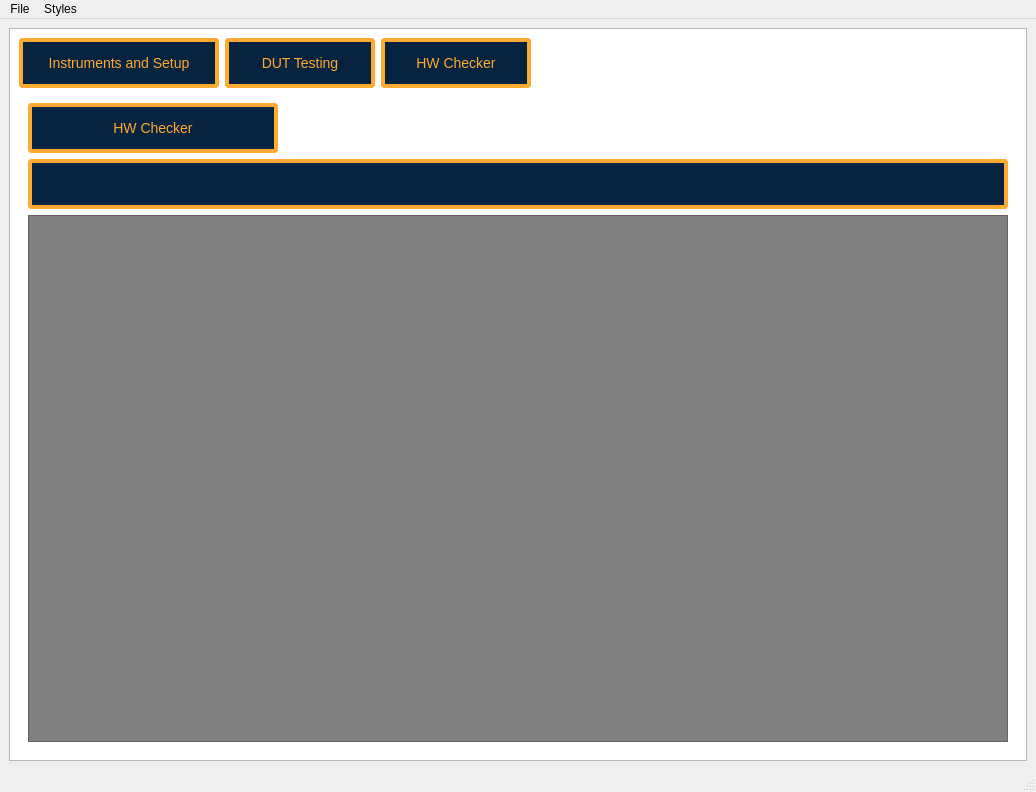
Qt form PWRAutomatedTest/385-0030-TestSet/385-0030-RevD-GUI.ui (ninja-lab/pluto) before a commit.
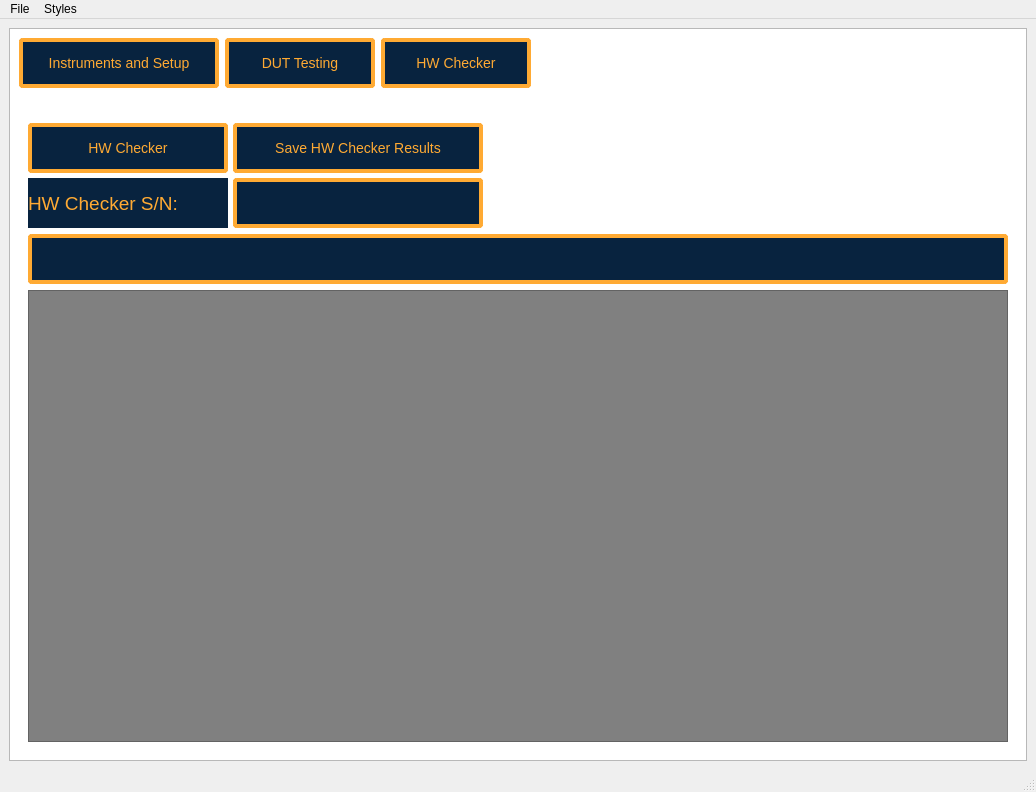
The same form after that commit. Icons and pictures are not drawn.

Commit message: Updated GUI to have AK label, HW Checker Save results, able to export save results into desktop/Test_Results folder as a .csv file, added HW Checker S/N text box and added DUT rev text box Updated Test Report Template for what we want to check on the HW checker

```diff
--- a/PWRAutomatedTest/385-0030-TestSet/385-0030-RevD-GUI.ui
+++ b/PWRAutomatedTest/385-0030-TestSet/385-0030-RevD-GUI.ui
@@ -51,7 +51,7 @@
          <x>0</x>
          <y>0</y>
          <width>1012</width>
-         <height>717</height>
+         <height>727</height>
         </rect>
        </property>
        <property name="styleSheet">
@@ -454,35 +454,154 @@
           <widget class="QWidget" name="HWCheckPage">
            <layout class="QVBoxLayout" name="verticalLayout_2">
             <item>
-             <widget class="QPushButton" name="HW_Checker">
-              <property name="enabled">
-               <bool>true</bool>
+             <spacer name="horizontalSpacer_7">
+              <property name="orientation">
+               <enum>Qt::Horizontal</enum>
               </property>
-              <property name="sizePolicy">
-               <sizepolicy hsizetype="Preferred" vsizetype="Preferred">
-                <horstretch>0</horstretch>
-                <verstretch>0</verstretch>
-               </sizepolicy>
-              </property>
-              <property name="minimumSize">
+              <property name="sizeHint" stdset="0">
                <size>
-                <width>250</width>
-                <height>50</height>
+                <width>40</width>
+                <height>20</height>
                </size>
               </property>
-              <property name="maximumSize">
-               <size>
-                <width>250</width>
-                <height>50</height>
-               </size>
+             </spacer>
+            </item>
+            <item>
+             <layout class="QGridLayout" name="gridLayout_6" rowstretch="0,0" columnstretch="0,0,0">
+              <property name="sizeConstraint">
+               <enum>QLayout::SetDefaultConstraint</enum>
               </property>
-              <property name="layoutDirection">
-               <enum>Qt::LeftToRight</enum>
+              <property name="leftMargin">
+               <number>0</number>
               </property>
-              <property name="text">
-               <string>HW Checker</string>
+              <property name="topMargin">
+               <number>0</number>
               </property>
-             </widget>
+              <property name="rightMargin">
+               <number>0</number>
+              </property>
+              <property name="bottomMargin">
+               <number>0</number>
+              </property>
+              <property name="spacing">
+               <number>5</number>
+              </property>
+              <item row="1" column="2">
+               <spacer name="horizontalSpacer_5">
+                <property name="orientation">
+                 <enum>Qt::Horizontal</enum>
+                </property>
+                <property name="sizeHint" stdset="0">
+                 <size>
+                  <width>40</width>
+                  <height>20</height>
+                 </size>
+                </property>
+               </spacer>
+              </item>
+              <item row="1" column="0">
+               <widget class="QLabel" name="label_7">
+                <property name="minimumSize">
+                 <size>
+                  <width>100</width>
+                  <height>50</height>
+                 </size>
+                </property>
+                <property name="maximumSize">
+                 <size>
+                  <width>200</width>
+                  <height>100</height>
+                 </size>
+                </property>
+                <property name="text">
+                 <string>HW Checker S/N:</string>
+                </property>
+               </widget>
+              </item>
+              <item row="1" column="1">
+               <widget class="QLineEdit" name="HWCheckerSerialNumberLineEdit">
+                <property name="maximumSize">
+                 <size>
+                  <width>250</width>
+                  <height>100</height>
+                 </size>
+                </property>
+               </widget>
+              </item>
+              <item row="0" column="1">
+               <layout class="QGridLayout" name="gridLayout_7">
+                <item row="0" column="0">
+                 <widget class="QPushButton" name="SaveHWButton">
+                  <property name="sizePolicy">
+                   <sizepolicy hsizetype="Minimum" vsizetype="Fixed">
+                    <horstretch>0</horstretch>
+                    <verstretch>0</verstretch>
+                   </sizepolicy>
+                  </property>
+                  <property name="minimumSize">
+                   <size>
+                    <width>100</width>
+                    <height>50</height>
+                   </size>
+                  </property>
+                  <property name="maximumSize">
+                   <size>
+                    <width>250</width>
+                    <height>100</height>
+                   </size>
+                  </property>
+                  <property name="text">
+                   <string>Save HW Checker Results</string>
+                  </property>
+                 </widget>
+                </item>
+               </layout>
+              </item>
+              <item row="0" column="0">
+               <widget class="QPushButton" name="HW_Checker">
+                <property name="enabled">
+                 <bool>true</bool>
+                </property>
+                <property name="sizePolicy">
+                 <sizepolicy hsizetype="Preferred" vsizetype="Preferred">
+                  <horstretch>0</horstretch>
+                  <verstretch>0</verstretch>
+                 </sizepolicy>
+                </property>
+                <property name="minimumSize">
+                 <size>
+                  <width>200</width>
+                  <height>50</height>
+                 </size>
+                </property>
+                <property name="maximumSize">
+                 <size>
+                  <width>200</width>
+                  <height>50</height>
+                 </size>
+                </property>
+                <property name="layoutDirection">
+                 <enum>Qt::LeftToRight</enum>
+                </property>
+                <property name="text">
+                 <string>HW Checker</string>
+                </property>
+               </widget>
+              </item>
+              <item row="0" column="2">
+               <spacer name="horizontalSpacer_6">
+                <property name="orientation">
+                 <enum>Qt::Horizontal</enum>
+                </property>
+                <property name="sizeHint" stdset="0">
+                 <size>
+                  <width>40</width>
+                  <height>20</height>
+                 </size>
+                </property>
+               </spacer>
+              </item>
+             </layout>
             </item>
             <item>
              <widget class="QLineEdit" name="TestInfoLineEditHW">
```
Left out of the diff: 160 changed lines with no effect on the pictures. The commit also changes 4 other files.
